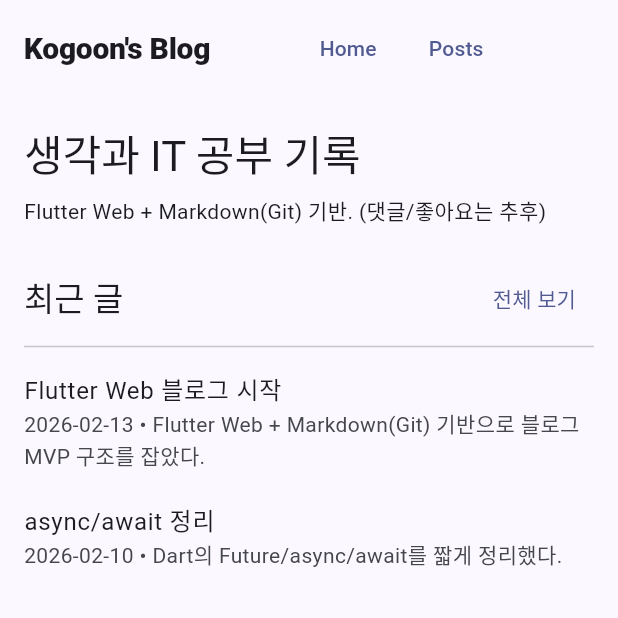
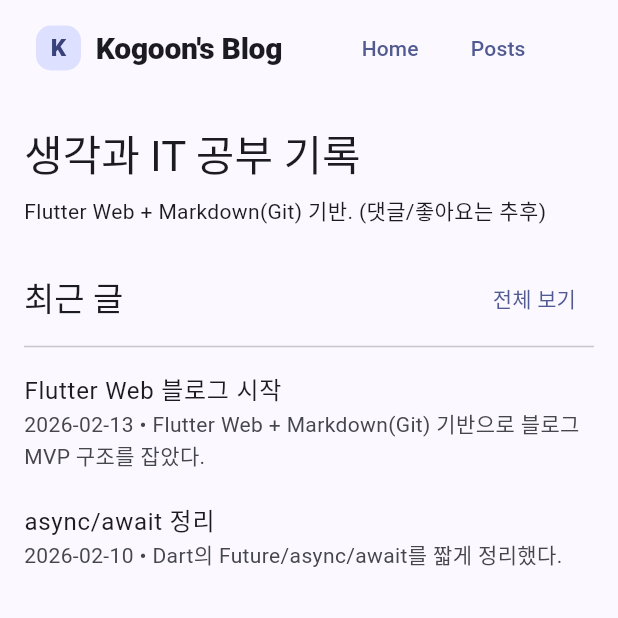
Before and after one commit to security-go/security-go.github.io, a Flutter app: the screen it shows after launch, on a phone screen of 412 x 824 dp, the top half of it. Run offline on Flutter 3.47's test engine with Material 3 defaults, Android fonts, the light colour scheme and no system bars; our stand-ins replace flutter_markdown, go_router.

Commit message:
Add simple logo mark next to blog title

```diff
--- a/lib/features/posts/ui/_shell.dart
+++ b/lib/features/posts/ui/_shell.dart
@@ -40,10 +40,46 @@ class AppShell extends StatelessWidget {
                   padding: EdgeInsets.symmetric(horizontal: horizontalPadding),
                   child: Row(
                     children: [
-                      // Logo (left)
+                      // Logo (left) - mark + wordmark
                       InkWell(
                         onTap: () => context.go('/'),
-                        child: Text("Kogoon's Blog", style: logoStyle),
+                        borderRadius: BorderRadius.circular(12),
+                        child: Padding(
+                          padding: const EdgeInsets.symmetric(
+                            horizontal: 8,
+                            vertical: 6,
+                          ),
+                          child: Row(
+                            mainAxisSize: MainAxisSize.min,
+                            children: [
+                              Container(
+                                width: isDesktop ? 34 : 30,
+                                height: isDesktop ? 34 : 30,
+                                decoration: BoxDecoration(
+                                  color: Theme.of(context)
+                                      .colorScheme
+                                      .primaryContainer,
+                                  borderRadius: BorderRadius.circular(10),
+                                ),
+                                alignment: Alignment.center,
+                                child: Text(
+                                  'K',
+                                  style: Theme.of(context)
+                                      .textTheme
+                                      .titleMedium
+                                      ?.copyWith(
+                                        fontWeight: FontWeight.w900,
+                                        color: Theme.of(context)
+                                            .colorScheme
+                                            .onPrimaryContainer,
+                                      ),
+                                ),
+                              ),
+                              const SizedBox(width: 10),
+                              Text("Kogoon's Blog", style: logoStyle),
+                            ],
+                          ),
+                        ),
                       ),
 
                       // Middle navigation
```
